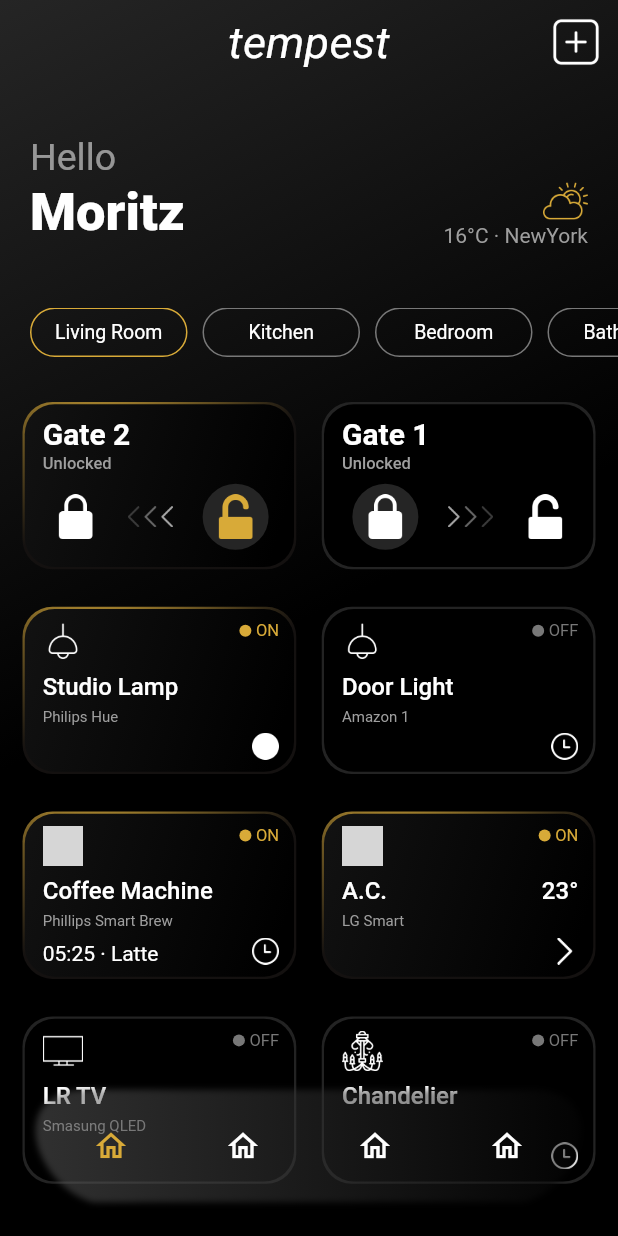
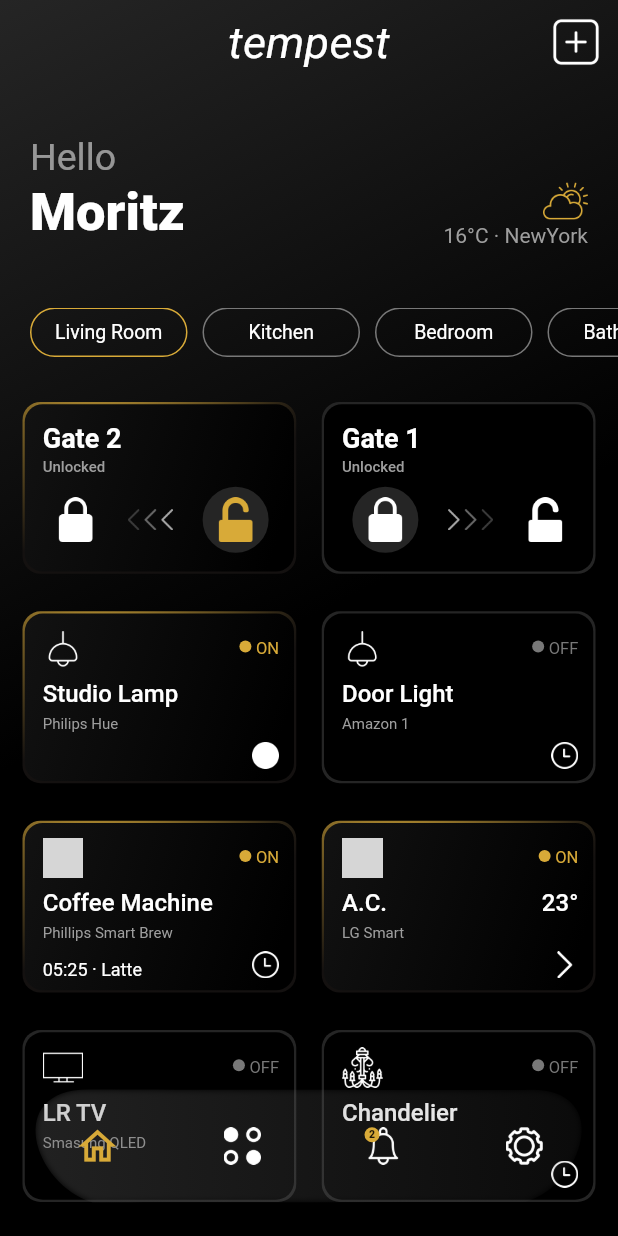
Before and after one commit to ravipatel0508/Home-automation-ui-flutter, a Flutter app: the screen it shows after launch, on a phone screen of 412 x 824 dp. Run offline on Flutter 3.47's test engine with Material 2 defaults, Android fonts, the phone set to English and light mode, and no system bars; our stand-ins replace google_fonts; grey boxes are pictures that could not be loaded.

Commit message:
UI designed

```diff
--- a/lib/main.dart
+++ b/lib/main.dart
@@ -1,4 +1,5 @@
 import 'dart:developer';
+import 'dart:ui';
 
 import 'package:flutter/material.dart';
 import 'package:google_fonts/google_fonts.dart';
@@ -50,6 +51,12 @@
     "assets/icon/ac.png",
     "assets/icon/monitor.png",
     "assets/icon/chandelier.png",
+    "assets/icon/hang-lamp.png",
+    "assets/icon/hang-lamp.png",
+    "assets/icon/coffee-machine.png",
+    "assets/icon/ac.png",
+    "assets/icon/monitor.png",
+    "assets/icon/chandelier.png",
   ];
   final List<String> _electicApplianceTitle = [
     "Gate 2",
@@ -60,8 +67,20 @@
     "A.C.",
     "LR TV",
     "Chandelier",
+    "Studio Lamp",
+    "Door Light",
+    "Coffee Machine",
+    "A.C.",
+    "LR TV",
+    "Chandelier",
   ];
   final List<String> _afterTitleText = [
+    "",
+    "",
+    "",
+    "",
+    "",
+    "23°",
     "",
     "",
     "",
@@ -80,6 +99,12 @@
     "",
     "",
     "",
+    "",
+    "",
+    "05:25 · Latte",
+    "",
+    "",
+    "",
   ];
   final List<String> _electricApplianceSubtitle = [
     "",
@@ -89,7 +114,13 @@
     "Phillips Smart Brew",
     "LG Smart",
     "Smasung QLED",
-    ""
+    "",
+    "Philips Hue",
+    "Amazon 1",
+    "Phillips Smart Brew",
+    "LG Smart",
+    "Smasung QLED",
+    "",
   ];
   final List<String> _gridFooter = [
     "",
@@ -100,10 +131,22 @@
     "assets/icon/left-arrow.png",
     "assets/icon/transperant-image.png",
     "assets/icon/wall-clock.png",
+    "assets/icon/dot.png",
+    "assets/icon/wall-clock.png",
+    "assets/icon/wall-clock.png",
+    "assets/icon/left-arrow.png",
+    "assets/icon/transperant-image.png",
+    "assets/icon/wall-clock.png",
   ];
   final List<bool> _elecricApplianceState = [
     false,
     true,
+    true,
+    false,
+    true,
+    true,
+    false,
+    false,
     true,
     false,
     true,
@@ -231,11 +274,12 @@
                 SliverPadding(
                   padding: const EdgeInsets.only(left: 15, right: 15),
                   sliver: SliverGrid(
-                    gridDelegate: const SliverGridDelegateWithMaxCrossAxisExtent(
+                    gridDelegate:
+                        const SliverGridDelegateWithMaxCrossAxisExtent(
                       maxCrossAxisExtent: 200.0,
                       mainAxisSpacing: 25.0,
                       crossAxisSpacing: 17.0,
-                      childAspectRatio: 180 / 110,
+                      childAspectRatio: 180 / 113,
                     ),
                     delegate: SliverChildBuilderDelegate(
                       (BuildContext context, int index) {
@@ -256,6 +300,7 @@
                     ),
                   ),
                 ),
+                const SliverPadding(padding: EdgeInsets.only(top: 20)),
               ],
             ),
             // Positioned(
@@ -291,33 +336,42 @@
                     child: Row(
                       mainAxisAlignment: MainAxisAlignment.spaceBetween,
                       children: [
-                        IconButton(
-                          onPressed: () {},
-                          icon: Icon(
+                        Icon(
                           Icons.home_outlined,
                           color: _primaryColor,
+                          size: 30,
                         ),
+                        Image.asset(
+                          "assets/icon/four-dots.png",
+                          color: Colors.white,
+                          height: 25,
                         ),
-                        IconButton(
-                          onPressed: () {},
-                          icon: const Icon(
-                            Icons.home_outlined,
+                        Stack(
+                          children: [
+                            Image.asset(
+                              "assets/icon/bell.png",
                               color: Colors.white,
+                              height: 25,
                             ),
+                            Container(
+                              height: 10,
+                              width: 10,
+                              alignment: Alignment.center,
+                              decoration: BoxDecoration(
+                                borderRadius: BorderRadius.circular(50),
+                                color: _primaryColor,
                               ),
-                        IconButton(
-                          onPressed: () {},
-                          icon: const Icon(
-                            Icons.home_outlined,
+                              child: const Text("2",
+                                  style: TextStyle(
+                                      fontSize: 7,
+                                      fontWeight: FontWeight.w800)),
+                            ),
+                          ],
+                        ),
+                        Image.asset(
+                          "assets/icon/settings.png",
                           color: Colors.white,
-                          ),
-                        ),
-                        IconButton(
-                          onPressed: () {},
-                          icon: const Icon(
-                            Icons.home_outlined,
-                            color: Colors.white,
-                          ),
+                          height: 25,
                         ),
                       ],
                     ),
@@ -340,14 +394,14 @@
       String footerImage,
       bool isLocked) {
     return SizedBox(
-      height: 110,
+      height: 113,
       width: 180,
       child: DecoratedBox(
         decoration:
             //Radial gradient for activated tile
             BoxDecoration(
-          borderRadius: BorderRadius.circular(20),
-          color: isLocked ? null : Color(0xff2252525),
+          borderRadius: BorderRadius.circular(12),
+          color: isLocked ? null : const Color(0xFF252525),
           gradient: isLocked
               ? RadialGradient(
                   center: Alignment.topLeft,
@@ -362,7 +416,7 @@
         ),
         child: Container(
           decoration: BoxDecoration(
-            borderRadius: BorderRadius.circular(20),
+            borderRadius: BorderRadius.circular(12),
             gradient: isLocked
                 ? const LinearGradient(
                     begin: Alignment.topLeft,
@@ -376,12 +430,14 @@
           ),
           margin: const EdgeInsets.all(1.5),
           child: Padding(
-            padding: const EdgeInsets.fromLTRB(12, 8, 10, 8),
+            padding: const EdgeInsets.fromLTRB(12, 10, 10, 8),
             child: GridTile(
               header: Row(
                 mainAxisAlignment: MainAxisAlignment.end,
                 children: [
-                  Container(
+                  Padding(
+                    padding: const EdgeInsets.only(top: 4),
+                    child: Container(
                       height: 8,
                       width: 8,
                       decoration: BoxDecoration(
@@ -391,14 +447,18 @@
                         ),
                       ),
                     ),
+                  ),
                   const SizedBox(
                     width: 3,
                   ),
-                  Text(
+                  Padding(
+                    padding: const EdgeInsets.only(top: 7),
+                    child: Text(
                       isLocked ? "ON" : "OFF",
                       style: TextStyle(
                           color: isLocked ? _primaryColor : _secondaryColor,
                           fontSize: 11),
+                    ),
                   )
                 ],
               ),
@@ -439,13 +499,14 @@
                         fontSize: 10),
                   ),
                   const SizedBox(
-                    height: 7,
+                    height: 11,
                   ),
                   Text(
                     afterSubtitleText,
                     style: const TextStyle(
                       color: Colors.white,
                       fontWeight: FontWeight.w400,
+                      fontSize: 12,
                     ),
                   ),
                 ],
@@ -467,14 +528,14 @@
 
   Widget _lockGridTile(String title, bool isLocked) {
     return SizedBox(
-      height: 110,
+      height: 113,
       width: 180,
       child: DecoratedBox(
         decoration:
             //Radial gradient for activated tile
             BoxDecoration(
-          borderRadius: BorderRadius.circular(20),
-          color: isLocked ? Color(0xff2252525) : null,
+          borderRadius: BorderRadius.circular(12),
+          color: isLocked ? const Color(0xFF252525) : null,
           gradient: isLocked
               ? null
               : RadialGradient(
@@ -489,7 +550,7 @@
         ),
         child: Container(
           decoration: BoxDecoration(
-            borderRadius: BorderRadius.circular(20),
+            borderRadius: BorderRadius.circular(12),
             gradient: isLocked
                 ? null
                 : const LinearGradient(
@@ -503,7 +564,7 @@
           ),
           margin: const EdgeInsets.all(1.5),
           child: Padding(
-            padding: const EdgeInsets.fromLTRB(12, 8, 10, 8),
+            padding: const EdgeInsets.fromLTRB(12, 12, 10, 0),
             child: GridTile(
               child: Column(
                 crossAxisAlignment: CrossAxisAlignment.start,
@@ -511,15 +572,15 @@
                   Text(
                     title,
                     style: const TextStyle(
-                        fontSize: 20,
+                        fontSize: 18,
                         fontWeight: FontWeight.w600,
                         color: Colors.white),
                   ),
-                  const SizedBox(height: 2),
+                  const SizedBox(height: 3),
                   const Text(
                     "Unlocked",
                     style: TextStyle(
-                        fontSize: 11,
+                        fontSize: 10,
                         fontWeight: FontWeight.w500,
                         color: Colors.grey),
                   ),
@@ -648,22 +709,22 @@
   @override
   void paint(Canvas canvas, Size size) {
     Paint paint0 = Paint()
-      ..color = const Color.fromARGB(128, 255, 255, 255)
+      ..color = const Color.fromARGB(225, 255, 255, 255)
       ..style = PaintingStyle.fill
       ..strokeWidth = 2.0
       ..shader = const LinearGradient(
-        colors: [Colors.white, Colors.black],
+        colors: [Colors.white38, Colors.white10],
       ).createShader(Rect.fromLTWH(0, 0, size.width, size.height))
-      // ..strokeCap = StrokeCap.round
+      ..strokeCap = StrokeCap.round
       // ..isAntiAlias = true
       // ..blendMode = BlendMode.srcATop
-      ..maskFilter = MaskFilter.blur(BlurStyle.normal, 2.0)
+      ..maskFilter = const MaskFilter.blur(BlurStyle.inner, 2.0)
       ..filterQuality = FilterQuality.low
       ..colorFilter = ColorFilter.mode(
         Colors.black.withOpacity(0.6),
         BlendMode.srcATop,
       );
-    // ..imageFilter = ImageFilter.blur(sigmaX: 3, sigmaY: 3);
+    // ..imageFilter = ImageFilter.blur(sigmaX: 2, sigmaY: 2);
     // ..blendMode = BlendMode.xor;
 
     Path path0 = Path();
```
Also changed, not shown: assets/icon/fourdots.png (renamed from assets/icon/fourdots_80930.png), assets/icon/settings.png (renamed from assets/icon/settings-3110.png). Lines whose indentation alone changed are shown as unchanged.
